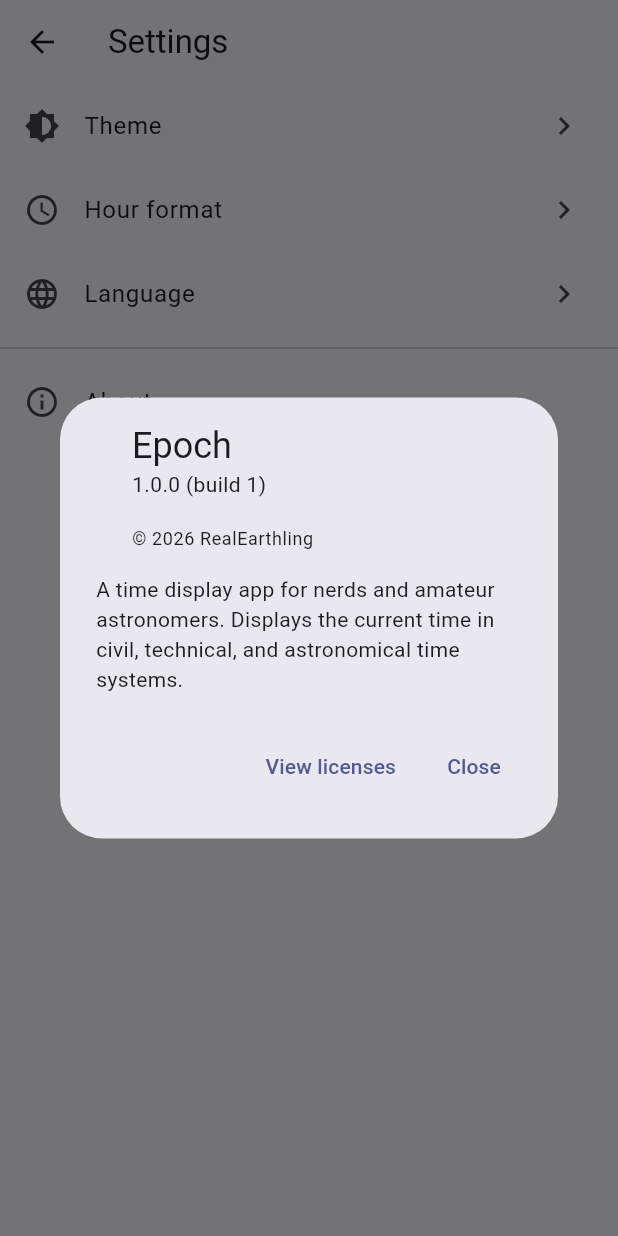
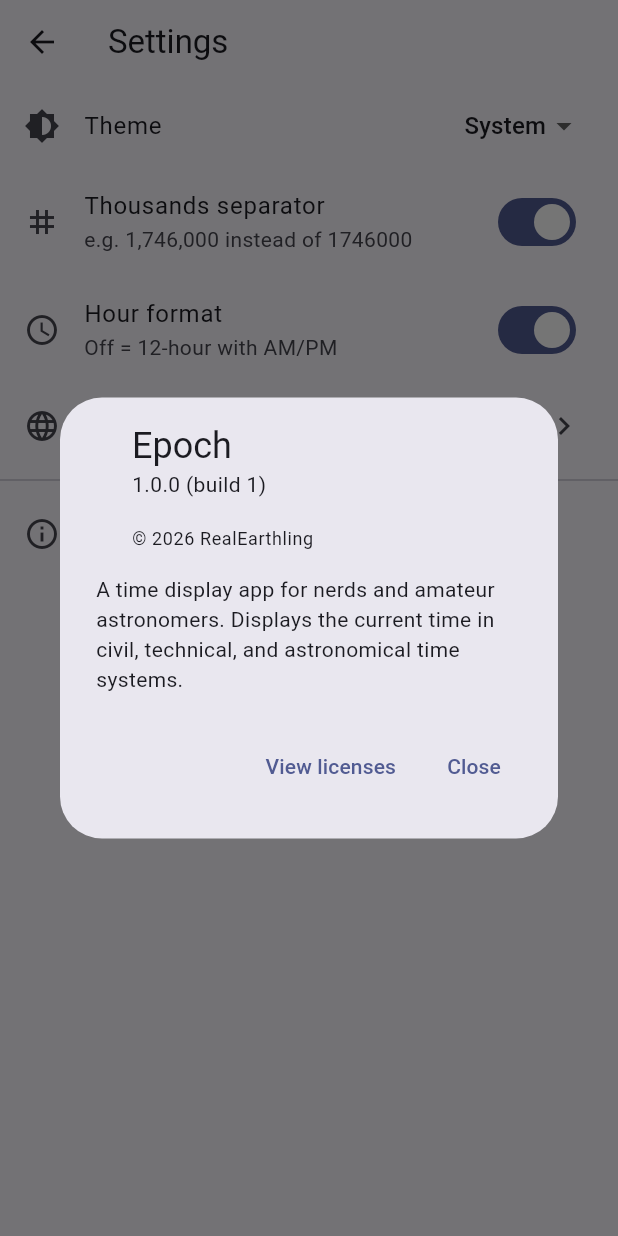
Before and after one commit to RealNoitasinagro/epoch, a Flutter app: the SettingsScreen screen opened directly, after a tap on "About", on a phone screen of 412 x 824 dp. Run offline on Flutter 3.47's test engine with Material 3 defaults, Android fonts, the light colour scheme and no system bars; our stand-ins replace package_info_plus, shared_preferences, timezone; accounts and stored records are empty.

Commit message:
- feat: theme mode, thousands separator, 12/24h format in settings

```diff
--- a/lib/main.dart
+++ b/lib/main.dart
@@ -1,6 +1,7 @@
 import 'dart:async';
 import 'package:flutter/material.dart';
 import 'package:timezone/data/latest.dart' as tz;
+import 'models/app_settings.dart';
 import 'screens/main_tab.dart';
 import 'screens/technical_tab.dart';
 import 'screens/astronomy_tab.dart';
@@ -13,11 +14,68 @@ void main() {
   runApp(const EpochApp());
 }
 
-class EpochApp extends StatelessWidget {
+class EpochApp extends StatefulWidget {
   const EpochApp({super.key});
+
+  // Allows child widgets to call EpochApp.of(context).setThemeMode(...)
+  static _EpochAppState of(BuildContext context) =>
+      context.findAncestorStateOfType<_EpochAppState>()!;
+
+  @override
+  State<EpochApp> createState() => _EpochAppState();
+}
+
+class _EpochAppState extends State<EpochApp> {
+  ThemeMode _themeMode = ThemeMode.system;
+  bool _thousandsSep = true;
+  bool _hourFormat24 = true;
+  bool _settingsLoaded = false;
+
+  ThemeMode get themeMode => _themeMode;
+
+  @override
+  void initState() {
+    super.initState();
+    _loadSettings();
+  }
+
+  Future<void> _loadSettings() async {
+    final theme = await loadThemeMode();
+    final thousands = await loadThousandsSep();
+    final hour24 = await loadHourFormat24();
+    setState(() {
+      _themeMode = theme;
+      _thousandsSep = thousands;
+      _hourFormat24 = hour24;
+      _settingsLoaded = true;
+    });
+  }
+
+  void setThemeMode(ThemeMode mode) {
+    setState(() => _themeMode = mode);
+    saveThemeMode(mode);
+  }
+
+  void setThousandsSep(bool enabled) {
+    setState(() => _thousandsSep = enabled);
+    saveThousandsSep(enabled);
+  }
+
+  void setHourFormat24(bool use24) {
+    setState(() => _hourFormat24 = use24);
+    saveHourFormat24(use24);
+  }
+
+  bool get thousandsSep => _thousandsSep;
+  bool get hourFormat24 => _hourFormat24;
 
   @override
   Widget build(BuildContext context) {
+    if (!_settingsLoaded) {
+      return const MaterialApp(
+        home: Scaffold(body: Center(child: CircularProgressIndicator())),
+      );
+    }
     return MaterialApp(
       title: AppStrings.appName,
       debugShowCheckedModeBanner: false,
@@ -25,6 +83,14 @@ class EpochApp extends StatelessWidget {
         colorScheme: ColorScheme.fromSeed(seedColor: Colors.indigo),
         useMaterial3: true,
       ),
+      darkTheme: ThemeData(
+        colorScheme: ColorScheme.fromSeed(
+          seedColor: Colors.indigo,
+          brightness: Brightness.dark,
+        ),
+        useMaterial3: true,
+      ),
+      themeMode: _themeMode,
       home: const HomeScreen(),
     );
   }
@@ -65,6 +131,7 @@ class _HomeScreenState extends State<HomeScreen> {
 
   @override
   Widget build(BuildContext context) {
+    final app = EpochApp.of(context);
     return DefaultTabController(
       length: 4,
       child: Scaffold(
@@ -89,8 +156,9 @@ class _HomeScreenState extends State<HomeScreen> {
         ),
         body: TabBarView(
           children: [
-            MainTab(now: _now),
-            TechnicalTab(now: _now),
+            MainTab(now: _now, thousandsSep: app.thousandsSep,
+                hourFormat24: app.hourFormat24),
+            TechnicalTab(now: _now, thousandsSep: app.thousandsSep),
             AstronomyTab(now: _now),
             CuriositiesTab(now: _now),
           ],
--- a/lib/models/time_value.dart
+++ b/lib/models/time_value.dart
@@ -80,7 +80,7 @@ class MainTabEntry {
   }
 
   // Computes the current display value for this entry.
-  String computeValue(DateTime now, String locale) {
+  String computeValue(DateTime now, String locale, {bool hourFormat24 = true}) {
     final utcNow = now.toUtc();
 
     final DateTime dt;
@@ -103,14 +103,26 @@ class MainTabEntry {
         offset = tzDt.timeZoneOffset;
     }
 
+    final hh = dt.hour.toString().padLeft(2, '0');
+    final mm = dt.minute.toString().padLeft(2, '0');
+    final ss = dt.second.toString().padLeft(2, '0');
+    final tzSuffix = zone is ZoneUtc
+        ? 'UTC'
+        : '$tzLabel (${TimeUtils.utcOffsetString(offset)})';
+
+    if (type == ValueType.time && !hourFormat24) {
+      // 12-hour format with AM/PM.
+      final hour12 = dt.hour % 12 == 0 ? 12 : dt.hour % 12;
+      final period = dt.hour < 12 ? 'AM' : 'PM';
+      final h12 = hour12.toString().padLeft(2, '0');
+      return '$h12:$mm:$ss $period $tzSuffix';
+    }
+
     return switch (type) {
       ValueType.date =>
           DateFormat('EEE, yyyy-MM-dd', locale).format(dt),
       ValueType.time =>
-      '${dt.hour.toString().padLeft(2, '0')}:'
-          '${dt.minute.toString().padLeft(2, '0')}:'
-          '${dt.second.toString().padLeft(2, '0')} '
-          '${zone is ZoneUtc ? 'UTC' : '$tzLabel (${TimeUtils.utcOffsetString(offset)})'  }',
+      '$hh:$mm:$ss $tzSuffix',
       ValueType.daySecond =>
           TimeUtils.daySecond(dt).toString(),
     };
--- a/lib/screens/main_tab.dart
+++ b/lib/screens/main_tab.dart
@@ -6,8 +6,15 @@ import '../widgets/time_row.dart';
 
 class MainTab extends StatefulWidget {
   final DateTime now;
+  final bool thousandsSep;
+  final bool hourFormat24;
 
-  const MainTab({super.key, required this.now});
+  const MainTab({
+    super.key,
+    required this.now,
+    this.thousandsSep = true,
+    this.hourFormat24 = true,
+  });
 
   @override
   State<MainTab> createState() => _MainTabState();
@@ -162,7 +169,6 @@ class _MainTabState extends State<MainTab> {
             separatorBuilder: (_, __) => const Divider(height: 32),
             itemBuilder: (context, index) {
               final entry = _entries[index];
-              final locale0 = locale;
 
               if (_editMode) {
                 return _EditRow(
@@ -178,9 +184,13 @@ class _MainTabState extends State<MainTab> {
 
               return TimeRow(
                 label: entry.label(entry.key),
-                value: entry.computeValue(widget.now, locale0),
+                value: entry.computeValue(
+                  widget.now,
+                  locale,
+                  hourFormat24: widget.hourFormat24,
+                ),
                 info: entry.info,
-                useThousands: entry.useThousands,
+                useThousands: entry.useThousands && widget.thousandsSep,
               );
             },
           ),
@@ -396,9 +406,12 @@ class _EntryPickerState extends State<_EntryPicker> {
           );
         }),
         const Divider(),
-        SimpleDialogOption(
-          onPressed: () => Navigator.pop(context),
-          child: const Text('Cancel'),
+        Padding(
+          padding: EdgeInsets.symmetric(horizontal: 8.0),
+          child: TextButton(
+            onPressed: () => Navigator.pop(context),
+            child: Text('Cancel'),
+          ),
         ),
       ],
     );
--- a/lib/screens/settings_screen.dart
+++ b/lib/screens/settings_screen.dart
@@ -1,13 +1,31 @@
 import 'package:flutter/material.dart';
 import 'package:package_info_plus/package_info_plus.dart';
+import '../main.dart';
 import '../strings.dart';
 
-class SettingsScreen extends StatelessWidget {
+class SettingsScreen extends StatefulWidget {
   const SettingsScreen({super.key});
 
-// Version is read from PackageInfo where available (Android, Linux)
-  // and falls back to a build-time constant on web.
+  @override
+  State<SettingsScreen> createState() => _SettingsScreenState();
+}
+
+class _SettingsScreenState extends State<SettingsScreen> {
+  late ThemeMode _themeMode;
+  late bool _thousandsSep;
+  late bool _hourFormat24;
+
   static const _fallbackVersion = '1.0.0';
+
+  @override
+  void didChangeDependencies() {
+    super.didChangeDependencies();
+    // Read current values from app state – runs after context is available.
+    final app = EpochApp.of(context);
+    _themeMode = app.themeMode;
+    _thousandsSep = app.thousandsSep;
+    _hourFormat24 = app.hourFormat24;
+  }
 
   Future<void> _showAbout(BuildContext context) async {
     String version;
@@ -39,6 +57,7 @@ class SettingsScreen extends StatelessWidget {
 
   @override
   Widget build(BuildContext context) {
+    final app = EpochApp.of(context);
     return Scaffold(
       appBar: AppBar(
         title: const Text(AppStrings.settings),
@@ -48,14 +67,49 @@ class SettingsScreen extends StatelessWidget {
           ListTile(
             leading: const Icon(Icons.brightness_6),
             title: const Text(AppStrings.settingsTheme),
-            trailing: const Icon(Icons.chevron_right),
-            onTap: () {},
+            trailing: DropdownButton<ThemeMode>(
+              value: _themeMode,
+              underline: const SizedBox.shrink(),
+              items: const [
+                DropdownMenuItem(
+                  value: ThemeMode.system,
+                  child: Text('System'),
+                ),
+                DropdownMenuItem(
+                  value: ThemeMode.light,
+                  child: Text('Light'),
+                ),
+                DropdownMenuItem(
+                  value: ThemeMode.dark,
+                  child: Text('Dark'),
+                ),
+              ],
+              onChanged: (mode) {
+                if (mode == null) return;
+                setState(() => _themeMode = mode);
+                app.setThemeMode(mode);
+              },
+            ),
           ),
-          ListTile(
-            leading: const Icon(Icons.schedule),
+          SwitchListTile(
+            secondary: const Icon(Icons.tag),
+            title: const Text('Thousands separator'),
+            subtitle: const Text('e.g. 1,746,000 instead of 1746000'),
+            value: _thousandsSep,
+            onChanged: (val) {
+              setState(() => _thousandsSep = val);
+              app.setThousandsSep(val);
+            },
+          ),
+          SwitchListTile(
+            secondary: const Icon(Icons.schedule),
             title: const Text(AppStrings.settingsHourFormat),
-            trailing: const Icon(Icons.chevron_right),
-            onTap: () {},
+            subtitle: const Text('Off = 12-hour with AM/PM'),
+            value: _hourFormat24,
+            onChanged: (val) {
+              setState(() => _hourFormat24 = val);
+              app.setHourFormat24(val);
+            },
           ),
           ListTile(
             leading: const Icon(Icons.language),
```
Also changed, not shown: lib/models/app_settings.dart (added, +46 -0 lines), lib/screens/technical_tab.dart (+5 -4 lines).
